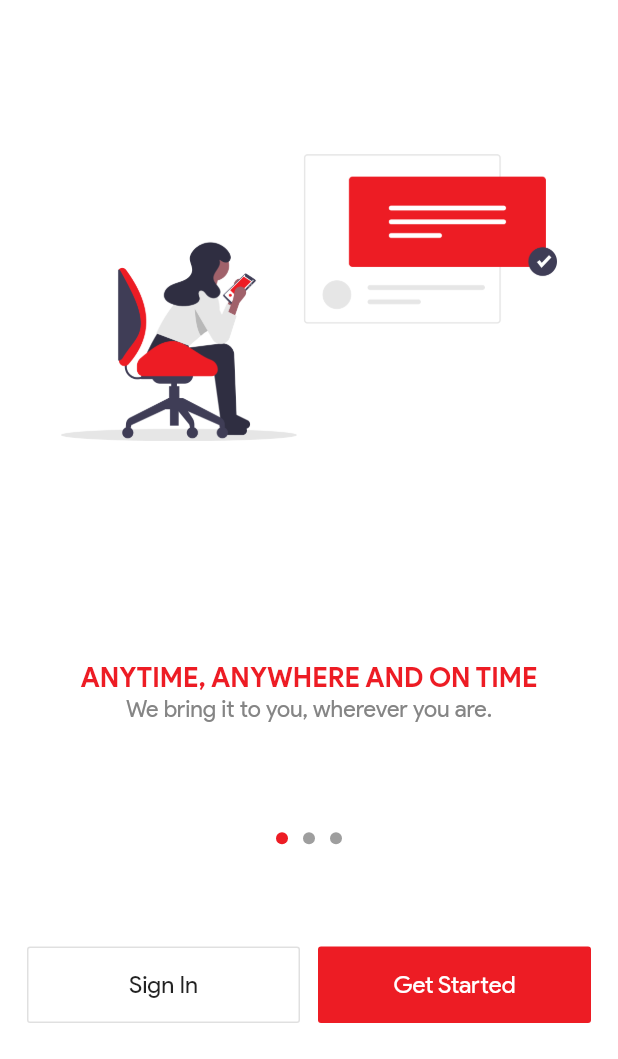
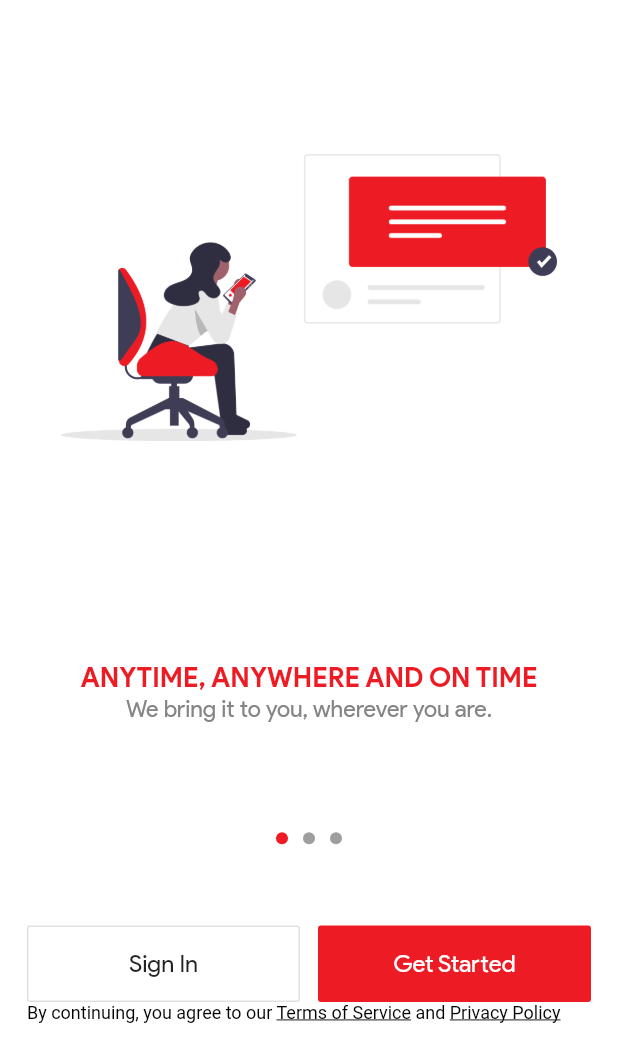
Before and after one commit to Unirises/client, a Flutter app: the OnboardingPage screen opened directly, on a phone screen of 412 x 824 dp, the part 177-1236 px from its top. Run offline on Flutter 3.47's test engine with Material 2 defaults, Android fonts, the phone set to English and light mode, and no system bars; drawn by our look-alikes of smooth_page_indicator; our stand-ins replace bloc, built_collection, built_value, cloud_firestore, dio, equatable and 19 more; missing offline and left inert: authentication_repository, flutter_polyline_points, google_map_location_picker, pedantic, user_repository; accounts and stored records are empty; generated files the repository leaves out were written again; project files that could hold a hidden picture were left out.

Commit message:
add privacy, and tos

```diff
--- a/lib/features/onboarding/presentation/pages/onboarding_page.dart
+++ b/lib/features/onboarding/presentation/pages/onboarding_page.dart
@@ -1,5 +1,7 @@
+import 'package:flutter/gestures.dart';
 import 'package:flutter/material.dart';
 import 'package:smooth_page_indicator/smooth_page_indicator.dart';
+import 'package:url_launcher/url_launcher.dart';
 
 import '../../../login/presentation/pages/login_page.dart';
 import '../../../sign_up/presentation/pages/sign_up_page.dart';
@@ -21,7 +23,7 @@ class OnboardingPage extends StatelessWidget {
             left: 0,
             right: 0,
             child: OnboardingActionScreen(),
-          )
+          ),
         ],
       ),
     );
@@ -142,6 +144,41 @@ class OnboardingActionScreen extends StatelessWidget {
               ),
             ],
           ),
+          Container(
+            child: Text.rich(
+              TextSpan(
+                  text: 'By continuing, you agree to our ',
+                  style: TextStyle(
+                    color: Colors.black,
+                  ),
+                  children: <TextSpan>[
+                    TextSpan(
+                        text: 'Terms of Service',
+                        style: TextStyle(
+                          color: Colors.black,
+                          decoration: TextDecoration.underline,
+                        ),
+                        recognizer: TapGestureRecognizer()
+                          ..onTap = () async =>
+                              launch('https://jgexpress.com.ph/tos')),
+                    TextSpan(
+                        text: ' and ',
+                        style: TextStyle(color: Colors.black),
+                        children: <TextSpan>[
+                          TextSpan(
+                              text: 'Privacy Policy',
+                              style: TextStyle(
+                                  color: Colors.black,
+                                  decoration: TextDecoration.underline),
+                              recognizer: TapGestureRecognizer()
+                                ..onTap = () async =>
+                                    launch('https://jgexpress.com.ph/policy'))
+                        ])
+                  ]),
+              textAlign: TextAlign.center,
+              style: TextStyle(fontSize: 12),
+            ),
+          )
         ],
       ),
     );
```
